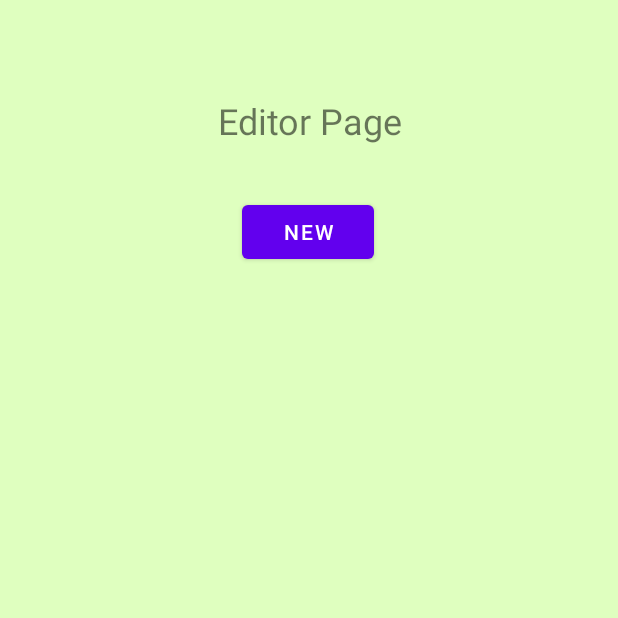
After one commit to yosephkimm/Scavenge, an Android app: the CreatorHomePageFragment screen opened through its navigation route, on a phone screen of 412 x 824 dp, the top half of it. The commit adds this screen. Run offline under Robolectric (Android 15) with nearby library versions, the phone set to English and light mode, and no system bars; our stand-ins replace Firebase (no records; nobody signed in at launch, a user with empty details on screens opened directly), navigation-ui.

Commit message:
added editor page, remapped button to create a new hunt. added list of all hunts to display in editor page.

```diff
--- /dev/null
+++ b/app/src/main/java/com/example/scavenger/CreatorHomePageFragment.java
@@ -0,0 +1,81 @@
+package com.example.scavenger;
+
+import android.os.Bundle;
+
+import androidx.annotation.NonNull;
+import androidx.fragment.app.Fragment;
+import androidx.navigation.fragment.NavHostFragment;
+
+import android.view.LayoutInflater;
+import android.view.View;
+import android.view.ViewGroup;
+import android.widget.GridView;
+
+import com.example.scavenger.databinding.FragmentCreateHuntSettingsBinding;
+import com.example.scavenger.databinding.FragmentCreatorHomePageBinding;
+import com.google.android.gms.tasks.OnSuccessListener;
+import com.google.firebase.database.DatabaseReference;
+import com.google.firebase.database.FirebaseDatabase;
+import com.google.firebase.firestore.DocumentSnapshot;
+import com.google.firebase.firestore.FirebaseFirestore;
+import com.google.firebase.firestore.QuerySnapshot;
+
+import java.util.ArrayList;
+import java.util.List;
+
+public class CreatorHomePageFragment extends Fragment {
+    private FragmentCreatorHomePageBinding binding;
+
+    private GridView huntGV;
+
+    @Override
+    public View onCreateView(
+            LayoutInflater inflater, ViewGroup container,
+            Bundle savedInstanceState
+    ) {
+
+        binding = FragmentCreatorHomePageBinding.inflate(inflater, container, false);
+        return binding.getRoot();
+
+    }
+
+    public void onViewCreated(@NonNull View view, Bundle savedInstanceState) {
+        super.onViewCreated(view, savedInstanceState);
+        getView().setBackgroundColor(getResources().getColor(R.color.avocado));
+
+        binding.newhunt.setOnClickListener(new View.OnClickListener() {
+            @Override
+            public void onClick(View view) {
+                NavHostFragment.findNavController(CreatorHomePageFragment.this)
+                        .navigate(R.id.action_creatorHomePageFragment_to_createHuntSettingsFragment);
+            }
+        });
+
+
+        huntGV = binding.huntGV;
+        displayHunts();
+    }
+
+    /*
+     * display all the hunts that the user has created in the card view
+     */
+    private void displayHunts() {
+        FirebaseFirestore.getInstance().collection("Hunts").get()
+                .addOnSuccessListener(new OnSuccessListener<QuerySnapshot>() {
+                    @Override
+                    public void onSuccess(QuerySnapshot queryDocumentSnapshots) {
+                        if (!queryDocumentSnapshots.isEmpty()) {
+                            List<DocumentSnapshot> list = queryDocumentSnapshots.getDocuments();
+                            ArrayList<Hunt> huntArrayList = new ArrayList<Hunt>();
+                            for (DocumentSnapshot d : list) {
+                                huntArrayList.add(d.toObject(Hunt.class));
+                            }
+                            HuntGVAdapter adapter = new HuntGVAdapter(getActivity(), huntArrayList, CreatorHomePageFragment.this);
+                            huntGV.setAdapter(adapter);
+                        } else {
+                            System.out.println("Hunts database collection is empty!");
+                        }
+                    }
+                });
+    }
+}
--- a/app/src/main/java/com/example/scavenger/HomeFragment.java
+++ b/app/src/main/java/com/example/scavenger/HomeFragment.java
@@ -70,7 +70,7 @@ public class HomeFragment extends Fragment {
                     newFragment.show(getFragmentManager(), "game");
                 } else {
                     NavHostFragment.findNavController(HomeFragment.this)
-                            .navigate(R.id.action_homeFragment2_to_createHuntSettingsFragment);
+                            .navigate(R.id.action_homeFragment2_to_creatorHomePageFragment);
                 }
             }
         });
--- /dev/null
+++ b/app/src/main/res/layout/fragment_creator_home_page.xml
@@ -0,0 +1,61 @@
+<?xml version="1.0" encoding="utf-8"?>
+<androidx.constraintlayout.widget.ConstraintLayout xmlns:android="http://schemas.android.com/apk/res/android"
+    xmlns:app="http://schemas.android.com/apk/res-auto"
+    xmlns:tools="http://schemas.android.com/tools"
+    android:layout_width="match_parent"
+    android:layout_height="match_parent"
+    app:layout_behavior="@string/appbar_scrolling_view_behavior">
+
+
+    <Button
+        android:id="@+id/newhunt"
+        android:layout_width="wrap_content"
+        android:layout_height="wrap_content"
+        android:layout_marginStart="100dp"
+        android:layout_marginTop="64dp"
+        android:layout_marginEnd="35dp"
+        android:layout_marginBottom="400dp"
+        android:text="@string/newb"
+        app:layout_constraintBottom_toBottomOf="parent"
+        app:layout_constraintEnd_toEndOf="parent"
+        app:layout_constraintHorizontal_bias="0.324"
+        app:layout_constraintStart_toStartOf="parent"
+        app:layout_constraintTop_toTopOf="parent"
+        app:layout_constraintVertical_bias="0.214" />
+
+    <TextView
+        android:id="@+id/textView2"
+        android:layout_width="wrap_content"
+        android:layout_height="wrap_content"
+        android:layout_marginStart="145dp"
+        android:layout_marginTop="64dp"
+        android:layout_marginEnd="143dp"
+        android:layout_marginBottom="68dp"
+        android:text="@string/editor_page"
+        android:textSize="24sp"
+        app:layout_constraintBottom_toBottomOf="parent"
+        app:layout_constraintEnd_toEndOf="parent"
+        app:layout_constraintHorizontal_bias="0.0"
+        app:layout_constraintStart_toStartOf="parent"
+        app:layout_constraintTop_toTopOf="parent"
+        app:layout_constraintVertical_bias="0.0" />
+
+    <GridView
+        android:id="@+id/huntGV"
+        android:layout_width="250dp"
+        android:layout_height="400dp"
+        android:layout_marginStart="40dp"
+        android:layout_marginTop="30dp"
+        android:layout_marginEnd="40dp"
+        android:layout_marginBottom="4dp"
+        android:numColumns="1"
+        android:verticalSpacing="5dp"
+        app:layout_constraintBottom_toBottomOf="parent"
+        app:layout_constraintEnd_toEndOf="parent"
+        app:layout_constraintHorizontal_bias="0.483"
+        app:layout_constraintStart_toStartOf="parent"
+        app:layout_constraintTop_toBottomOf="@+id/newhunt"
+        app:layout_constraintVertical_bias="0.0" />
+
+
+</androidx.constraintlayout.widget.ConstraintLayout>
--- a/app/src/main/res/navigation/nav_graph.xml
+++ b/app/src/main/res/navigation/nav_graph.xml
@@ -34,12 +34,29 @@
             android:id="@+id/action_homeFragment2_to_FirstFragment"
             app:destination="@id/FirstFragment" />
         <action
-            android:id="@+id/action_homeFragment2_to_createHuntSettingsFragment"
-            app:destination="@id/createHuntSettingsFragment" />
+            android:id="@+id/action_homeFragment2_to_creatorHomePageFragment"
+            app:destination="@id/creatorHomePageFragment" />
     </fragment>
     <fragment
         android:id="@+id/createHuntSettingsFragment"
         android:name="com.example.scavenger.CreateHuntSettingsFragment"
         android:label="CreateHuntSettingsFragment" />
+    <fragment
+        android:id="@+id/creatorHomePageFragment"
+        android:name="com.example.scavenger.CreatorHomePageFragment"
+        android:label="fragment_creator_home_page"
+        tools:layout="@layout/fragment_creator_home_page" >
+        <action
+            android:id="@+id/action_creatorHomePageFragment_to_createHuntSettingsFragment"
+            app:destination="@id/createHuntSettingsFragment" />
+        <action
+            android:id="@+id/action_creatorHomePageFragment_to_editHuntFragment"
+            app:destination="@id/editHuntFragment" />
+    </fragment>
+    <fragment
+        android:id="@+id/editHuntFragment"
+        android:name="com.example.scavenger.EditHuntFragment"
+        android:label="fragment_edit_hunt"
+        tools:layout="@layout/fragment_edit_hunt" />
 
 </navigation>
--- a/app/src/main/res/values/strings.xml
+++ b/app/src/main/res/values/strings.xml
@@ -37,4 +37,7 @@
     <string name="menu_gallery">Gallery</string>
     <string name="menu_slideshow">Slideshow</string>
     <string name="title_activity_login">LoginActivity</string>
+    <string name="editor_page">Editor Page</string>
+    <string name="newb">new</string>
+    <string name="title_activity_create_hunt_list">CreateHuntListActivity</string>
 </resources>
```
Also changed, not shown: app/src/main/AndroidManifest.xml (+3 -11 lines), app/src/main/java/com/example/scavenger/CreateHuntSettingsFragment.java (+15 -41 lines), app/src/main/java/com/example/scavenger/EditHuntFragment.java (added, +38 -0 lines), app/src/main/java/com/example/scavenger/First2Fragment.java (added, +47 -0 lines), app/src/main/java/com/example/scavenger/Hunt.java (+12 -32 lines), app/src/main/java/com/example/scavenger/HuntGVAdapter.java (added, +61 -0 lines), app/src/main/java/com/example/scavenger/Second2Fragment.java (added, +47 -0 lines), app/src/main/res/layout/fragment_edit_hunt.xml (added, +14 -0 lines), app/src/main/res/layout/fragment_first2.xml (added, +28 -0 lines), app/src/main/res/layout/fragment_second2.xml (added, +27 -0 lines), app/src/main/res/layout/hunt_card_view.xml (added, +41 -0 lines), app/src/main/res/navigation/nav_graph2.xml (added, +28 -0 lines).
